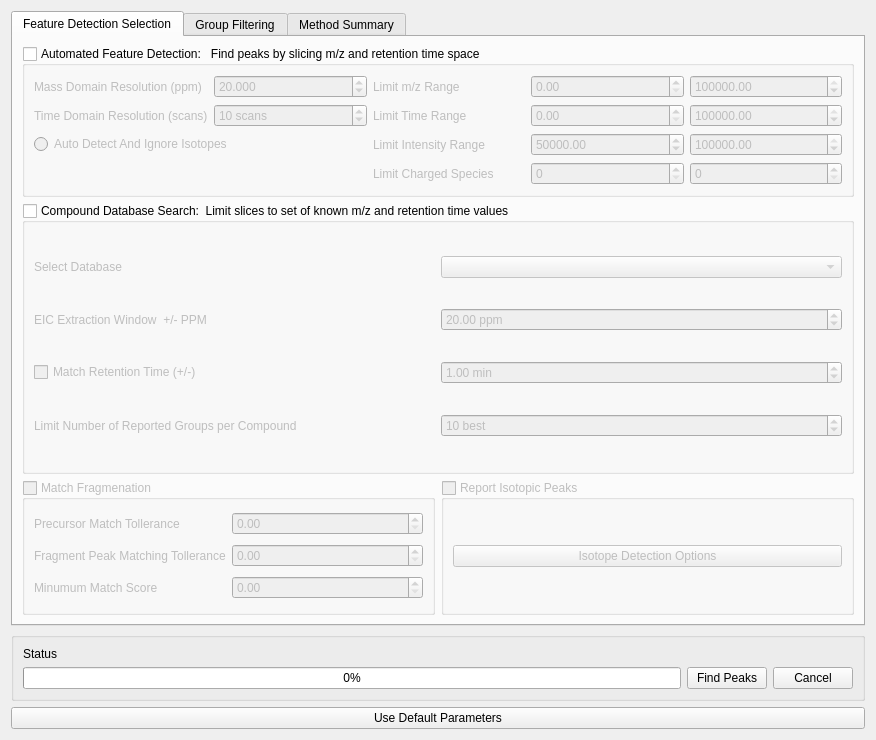
Old version of the form src/gui/mzroll/forms/peakdetectiondialog.ui in the repository ElucidataInc/ElMaven.
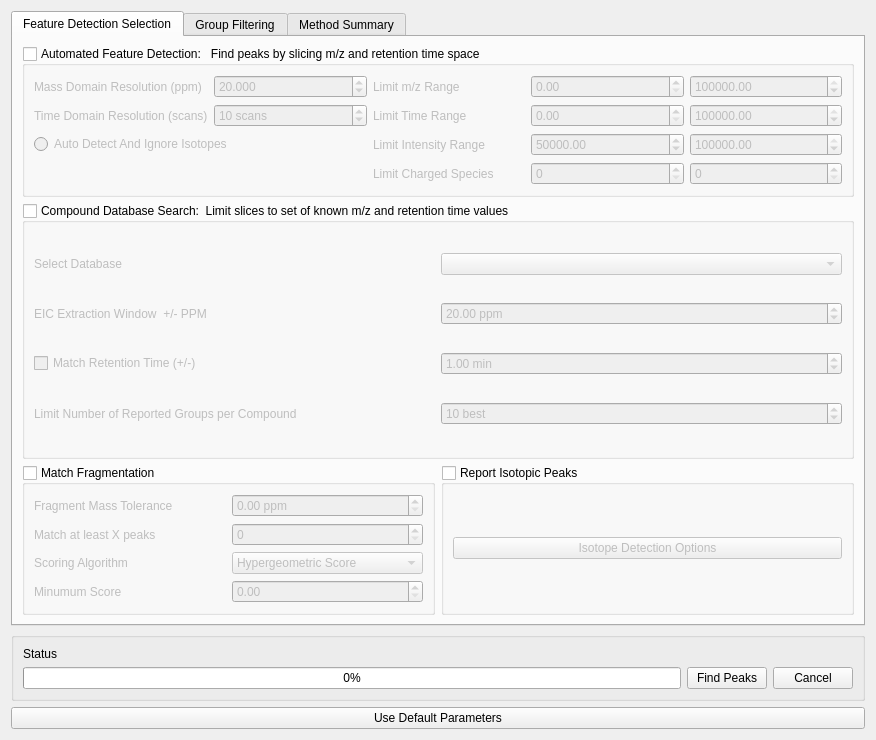
New version of the form.

Commit message: [UI] Add UI elements for fragment matching in Peaks

```diff
--- a/src/gui/mzroll/forms/peakdetectiondialog.ui
+++ b/src/gui/mzroll/forms/peakdetectiondialog.ui
@@ -330,10 +330,10 @@
        <item row="4" column="0">
         <widget class="QGroupBox" name="matchFragmentatioOptions">
          <property name="enabled">
-          <bool>false</bool>
+          <bool>true</bool>
          </property>
          <property name="title">
-          <string>Match Fragmenation</string>
+          <string>Match Fragmentation</string>
          </property>
          <property name="checkable">
           <bool>true</bool>
@@ -342,10 +342,45 @@
           <bool>false</bool>
          </property>
          <layout class="QGridLayout" name="gridLayout_8">
-          <item row="1" column="1">
-           <widget class="QDoubleSpinBox" name="doubleSpinBox"/>
+          <item row="0" column="0">
+           <widget class="QLabel" name="label_fragmentTolerance">
+            <property name="text">
+             <string>Fragment Mass Tolerance</string>
+            </property>
+           </widget>
+          </item>
+          <item row="0" column="1">
+           <widget class="QDoubleSpinBox" name="fragmentTolerance">
+            <property name="suffix">
+             <string> ppm</string>
+            </property>
+            <property name="maximum">
+             <double>1000.000000000000000</double>
+            </property>
+           </widget>
+          </item>
+          <item row="2" column="0">
+           <widget class="QLabel" name="label_matchAtLeastX">
+            <property name="text">
+             <string>Match at least X peaks</string>
+            </property>
+           </widget>
           </item>
           <item row="2" column="1">
+           <widget class="QDoubleSpinBox" name="minFragMatch">
+            <property name="decimals">
+             <number>0</number>
+            </property>
+           </widget>
+          </item>
+          <item row="4" column="0">
+           <widget class="QLabel" name="label_minMatchScore">
+            <property name="text">
+             <string>Minumum Score</string>
+            </property>
+           </widget>
+          </item>
+          <item row="4" column="1">
            <widget class="QDoubleSpinBox" name="minFragMatchScore">
             <property name="prefix">
              <string/>
@@ -361,28 +396,20 @@
             </property>
            </widget>
           </item>
-          <item row="0" column="0">
-           <widget class="QLabel" name="label_21">
+          <item row="3" column="0">
+           <widget class="QLabel" name="label_scoringAlgo">
             <property name="text">
-             <string>Precursor Match Tollerance</string>
+             <string>Scoring Algorithm</string>
             </property>
            </widget>
           </item>
-          <item row="0" column="1">
-           <widget class="QDoubleSpinBox" name="doubleSpinBox_2"/>
-          </item>
-          <item row="1" column="0">
-           <widget class="QLabel" name="label_4">
-            <property name="text">
-             <string>Fragment Peak Matching Tollerance</string>
-            </property>
-           </widget>
-          </item>
-          <item row="2" column="0">
-           <widget class="QLabel" name="label_22">
-            <property name="text">
-             <string>Minumum Match Score</string>
-            </property>
+          <item row="3" column="1">
+           <widget class="QComboBox" name="scoringAlgo">
+            <item>
+             <property name="text">
+              <string>Hypergeometric Score</string>
+             </property>
+            </item>
            </widget>
           </item>
          </layout>
@@ -397,7 +424,7 @@
        <item row="4" column="1">
         <widget class="QGroupBox" name="reportIsotopesOptions">
          <property name="enabled">
-          <bool>false</bool>
+          <bool>true</bool>
          </property>
          <property name="title">
           <string>Report Isotopic Peaks</string>
```
Left out of the diff: 20 changed lines with no effect on the pictures. The commit also changes 6 other files.
